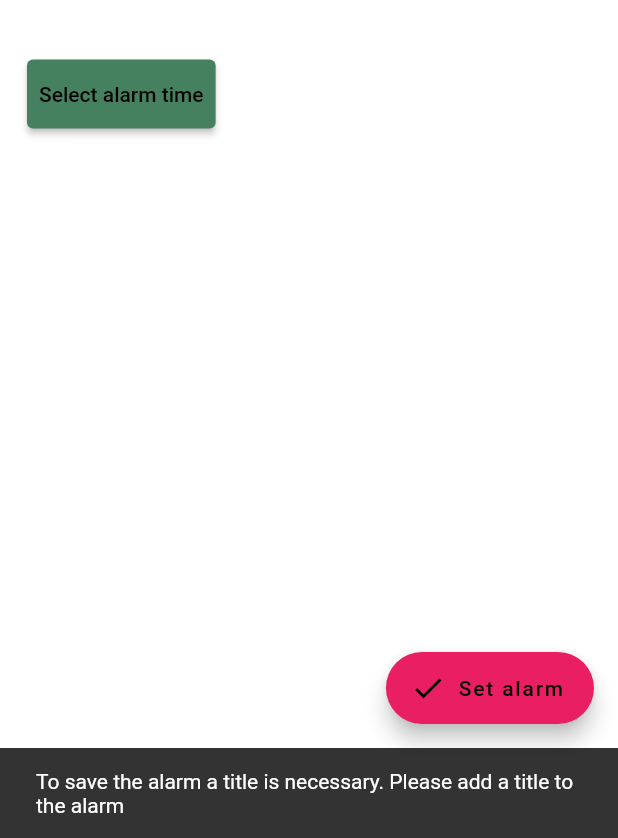
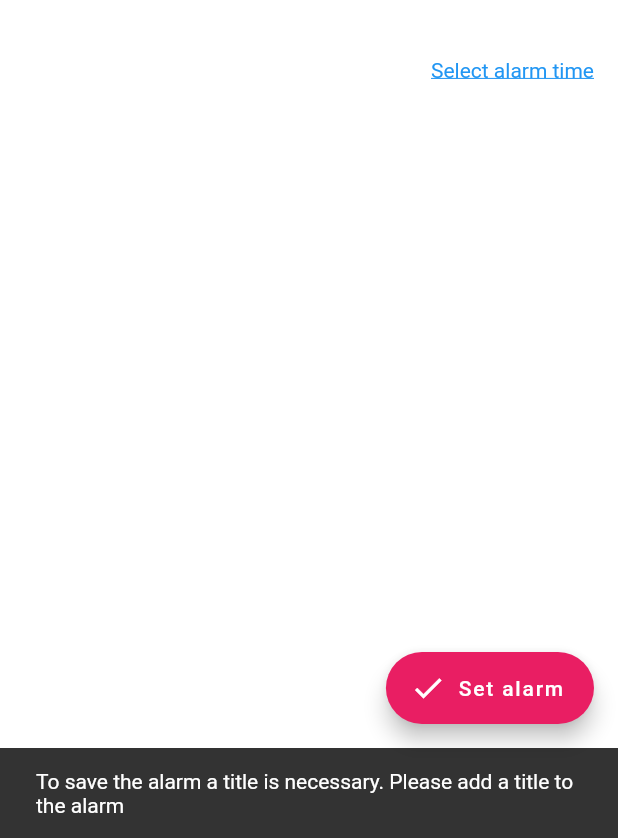
Before and after one commit to firtacosmingmail/task_app, a Flutter app: the screen it shows after launch, after a tap on "Set alarm", on a phone screen of 412 x 824 dp, the part 398-1236 px from its top. Run offline on Flutter 3.47's test engine with Material 2 defaults, Android fonts, the phone set to English and light mode, and no system bars; our stand-ins replace flutter_datetime_picker, flutter_local_notifications, flutter_secure_storage; missing offline and left inert: android_alarm_manager; generated files the repository leaves out were written again.

Commit message:
Final tweaks.

```diff
--- a/lib/screens/create_task_screen.dart
+++ b/lib/screens/create_task_screen.dart
@@ -36,8 +36,8 @@ class _CreateTaskScreenState extends State<CreateTaskScreen> {
       ),
       floatingActionButton: FloatingActionButton.extended(
         onPressed: () => createAlarm(context),
-        label: const Text('Set alarm'),
-        icon: const Icon(Icons.check),
+        label: const Text('Set alarm', style: TextStyle(color: Colors.white),),
+        icon: const Icon(Icons.check, color: Colors.white,),
         backgroundColor: Colors.pink,
       ),
       body: buildBody(context),
@@ -47,7 +47,6 @@ class _CreateTaskScreenState extends State<CreateTaskScreen> {
   void getOldTask() async {
     oldTask = await widget.storage.getCurrentTask();
     if (oldTask != null) {
-
       displayOldTask();
     }
   }
@@ -67,6 +66,12 @@ class _CreateTaskScreenState extends State<CreateTaskScreen> {
     if (task.alarmTime == null) {
       showError(
           "To save the alarm an alarm time is necessary. Please add an alarm time to the alarm");
+      return;
+    }
+
+    if (task.isExpired()) {
+      showError(
+          "The alarm has already expired. Please select another time.");
       return;
     }
 
@@ -141,15 +146,13 @@ class _CreateTaskScreenState extends State<CreateTaskScreen> {
             },
           ),
           Row(
+            mainAxisAlignment: MainAxisAlignment.spaceBetween,
             children: [
               Text(task.alarmTime == null
                   ? ""
-                  : "Selected alarm time: ${parseDateTime(task.alarmTime)}"),
-              SizedBox(
-                width: 10.0,
-              ),
-              ElevatedButton(
-                  onPressed: () {
+                  : "Selected alarm time:    ${parseDateTime(task.alarmTime)}"),
+              InkWell(
+                  onTap: () {
                     DatePicker.showDateTimePicker(context,
                         showTitleActions: true,
                         minTime: DateTime.now(),
@@ -173,12 +176,12 @@ class _CreateTaskScreenState extends State<CreateTaskScreen> {
                       task.alarmTime == null
                           ? 'Select alarm time'
                           : "Edit alarm time",
-                      style: TextStyle(color: Colors.black),
+                      style: TextStyle(color: Colors.blue,     decoration: TextDecoration.underline,
+                      ),
                     ),
                   )),
             ],
           )
-
         ],
       ),
     );
@@ -190,11 +193,15 @@ class _CreateTaskScreenState extends State<CreateTaskScreen> {
       barrierDismissible: false, // user must tap button!
       builder: (BuildContext context) {
         return AlertDialog(
-            title: Text(oldTask.title),
+          title: Text("I hope you did this"),
           content: SingleChildScrollView(
             child: Column(
               children: <Widget>[
-                  Text(oldTask.description),
+                Text(
+                  oldTask.title,
+                  style: TextStyle(fontSize: 20.0, fontWeight: FontWeight.bold),
+                ),
+                Text(oldTask.description, style: TextStyle(fontSize: 16.0)),
               ],
             ),
           ),
--- a/lib/services/date_time_utils.dart
+++ b/lib/services/date_time_utils.dart
@@ -1,6 +1,6 @@
 import 'package:intl/intl.dart';
 
-final dateFormatter = DateFormat('yyyy-M-dTH:m:s'); // 2021-04-27T13:35:51.848+00:00
+final dateFormatter = DateFormat('d-M-yyyy H:m:s');
 
 DateTime dateTimeFromJson(String dateTime) {
   return dateFormatter.parse(dateTime);
```
Also changed, not shown: lib/screens/task_screen.dart (+44 -8 lines), lib/services/alarm_service.dart (+24 -4 lines), lib/services/notification_service.dart (+16 -9 lines), 3 other files. Lines whose indentation alone changed are shown as unchanged.
